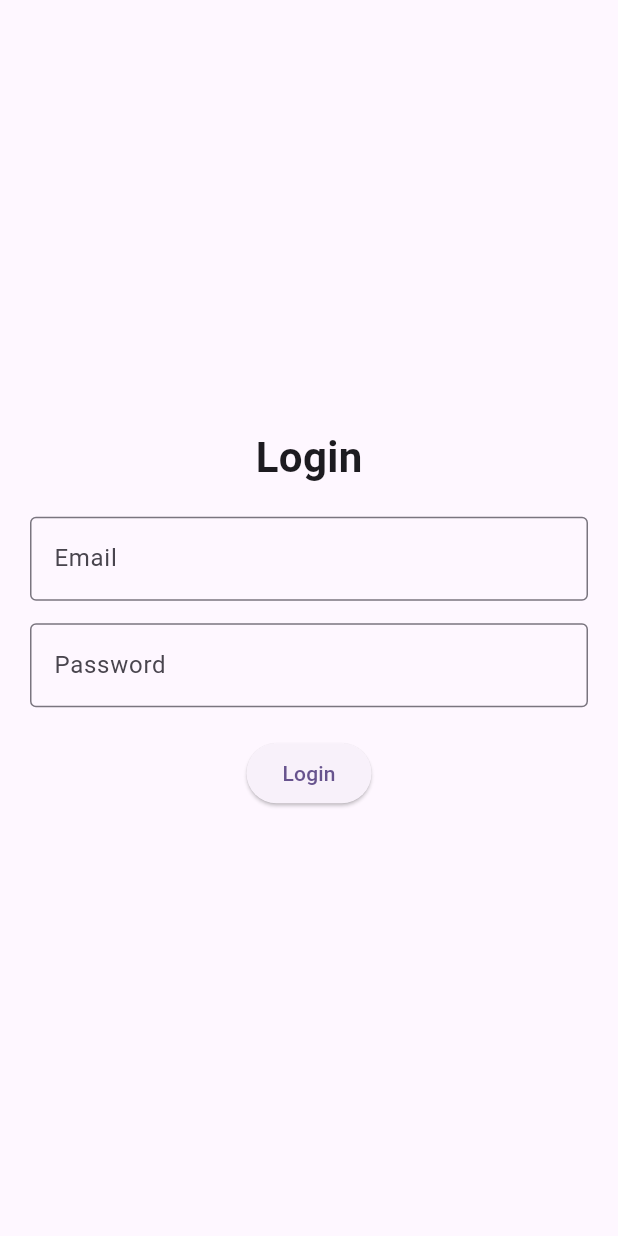
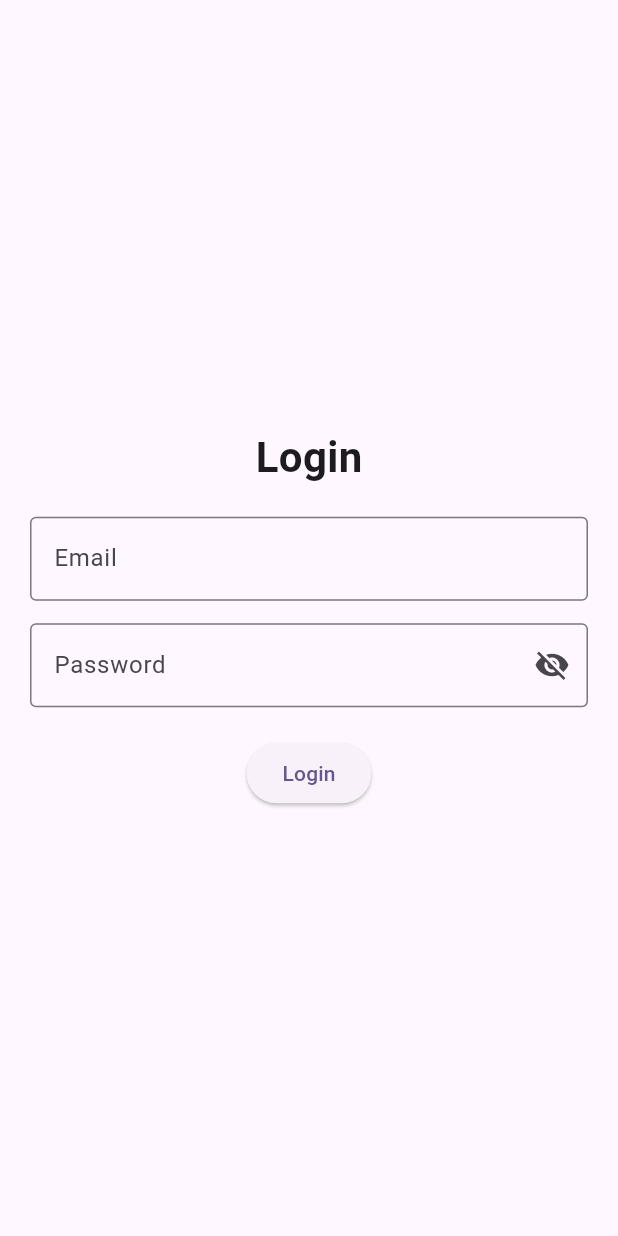
Before and after one commit to Julianarwansah/uas_cashflow_app, a Flutter app: the LoginScreen screen opened directly, on a phone screen of 412 x 824 dp. Run offline on Flutter 3.47's test engine with Material 3 defaults, Android fonts, the phone set to English and light mode, and no system bars; our stand-ins replace lottie.

Commit message:
Tambah Toggle Password Visibility

```diff
--- a/lib/login/login.dart
+++ b/lib/login/login.dart
@@ -10,6 +10,7 @@ class LoginScreen extends StatefulWidget {
 class _LoginScreenState extends State<LoginScreen> {
   final TextEditingController emailController = TextEditingController();
   final TextEditingController passController = TextEditingController();
+  bool hidePassword = true;
 
   @override
   Widget build(BuildContext context) {
@@ -36,14 +37,25 @@ class _LoginScreenState extends State<LoginScreen> {
 
             const SizedBox(height: 15),
 
-            TextField(
+           TextField(
               controller: passController,
-              decoration: const InputDecoration(
+              obscureText: hidePassword,
+              decoration: InputDecoration(
                 labelText: "Password",
-                border: OutlineInputBorder(),
+                border: const OutlineInputBorder(),
+                suffixIcon: IconButton(
+                  icon: Icon(
+                    hidePassword ? Icons.visibility_off : Icons.visibility,
+                  ),
+                  onPressed: () {
+                    setState(() {
+                      hidePassword = !hidePassword;
+                    });
+                  },
+                ),
               ),
-              obscureText: true,
             ),
+
 
             const SizedBox(height: 20),
 
```
